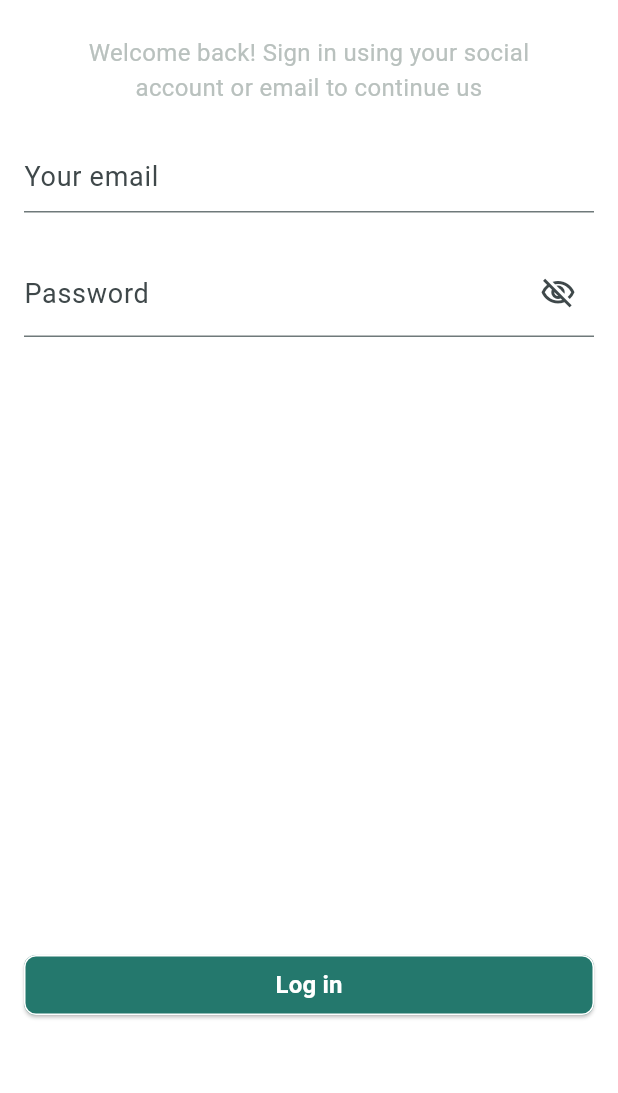
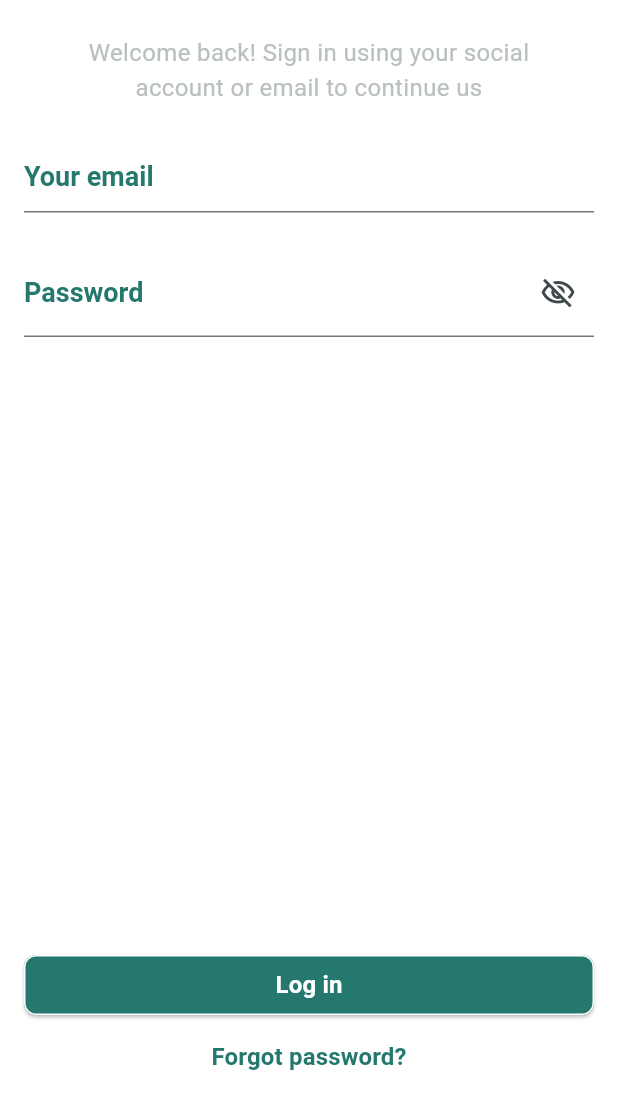
Before and after one commit to Tareq-Ghassan/ChatBox, a Flutter app: the OnboardingScreen screen opened by its route, after a tap on "Log in", on a phone screen of 412 x 824 dp, the part 143-1236 px from its top. Run offline on Flutter 3.47's test engine with Material 3 defaults, Android fonts, the phone set to English and light mode, and no system bars; our stand-ins replace dio, equatable, flutter_bloc, flutter_dotenv; generated files the repository leaves out were written again; network calls fail; Roboto replaces fonts that are missing (cairo).

Commit message:
<fix light mode for login>

```diff
--- a/lib/common/function/common_functions.dart
+++ b/lib/common/function/common_functions.dart
@@ -2,12 +2,11 @@ import 'package:chat/routes/route_manger.dart';
 import 'package:flutter/material.dart';
 import 'package:flutter_gen/gen_l10n/app_localizations.dart';
 
-
 /// [isLightMode] function that return if the current mob theme is light
 bool get isLightMode =>
-    Theme.of(AppRouter.navigatorKey.currentContext!).brightness ==
+    MediaQuery.of(AppRouter.navigatorKey.currentContext!).platformBrightness ==
     Brightness.light;
 
 /// [appLocalizations] function that return [AppLocalizations]
- AppLocalizations get appLocalizations =>
+AppLocalizations get appLocalizations =>
     AppLocalizations.of(AppRouter.navigatorKey.currentContext!)!;
--- a/lib/common/widget/email_textfield.dart
+++ b/lib/common/widget/email_textfield.dart
@@ -1,4 +1,5 @@
 import 'package:chat/common/function/common_functions.dart';
+import 'package:chat/common/widget/text_form_field.dart';
 import 'package:chat/presentation/controller/authentication_controller.dart';
 import 'package:chat/provider/cubit/forms_cubit.dart';
 import 'package:flutter/material.dart';
@@ -13,19 +14,13 @@ class EmailTextField extends StatelessWidget {
 
   @override
   Widget build(BuildContext context) {
-    return TextFormField(
-      autovalidateMode: AutovalidateMode.onUserInteraction,
-      maxLength: 30,
-      autocorrect: false,
+    return KTextFormField(
       autofillHints: const [
         AutofillHints.email,
       ],
       keyboardType: TextInputType.emailAddress,
       textInputAction: TextInputAction.next,
-      decoration: InputDecoration(
-        counterText: '',
-        hintText: appLocalizations.email,
-      ),
+      hintText: appLocalizations.email,
       validator: (value) => validateEmail(
         context,
         value,
--- a/lib/common/widget/loading_indecator.dart
+++ b/lib/common/widget/loading_indecator.dart
@@ -32,7 +32,7 @@ class LoadingIndicatorDialog {
     }
     final text = AppLocalizations.of(context)!.loading;
     showDialog<void>(
-      barrierColor: isLightMode ? KColors.white70 : KColors.black87,
+      barrierColor: isLightMode ? KColors.black87 : KColors.white70,
       context: context,
       barrierDismissible: false,
       builder: (BuildContext context) {
--- a/lib/common/widget/password_textfield.dart
+++ b/lib/common/widget/password_textfield.dart
@@ -1,5 +1,6 @@
 import 'package:chat/common/function/common_functions.dart';
 import 'package:chat/common/widget/eye_suficx_icon.dart';
+import 'package:chat/common/widget/text_form_field.dart';
 import 'package:chat/presentation/controller/authentication_controller.dart';
 import 'package:chat/provider/cubit/forms_cubit.dart';
 import 'package:flutter/material.dart';
@@ -18,25 +19,19 @@ class PasswordTextField extends StatelessWidget {
       create: (_) => HidePasswordCubit(),
       child: BlocBuilder<HidePasswordCubit, bool>(
         builder: (context, hidePassword) {
-          return TextFormField(
-
-            autovalidateMode: AutovalidateMode.onUserInteraction,
-            maxLength: 30,
-            autocorrect: false,
+          return KTextFormField(
             autofillHints: const [
               AutofillHints.password,
             ],
             keyboardType: TextInputType.visiblePassword,
             textInputAction: TextInputAction.done,
-            decoration: InputDecoration(
-              counterText: '',
-              hintText: appLocalizations.password,
-              suffixIcon: EyeSufixIcon(
-                iconData: hidePassword
-                    ? Icons.visibility_off_outlined
-                    : Icons.visibility_outlined,
-              ),
-              contentPadding: const EdgeInsets.symmetric(vertical: 16),
+            hintText: appLocalizations.password,
+             obscureText: hidePassword,
+            contentPadding: const EdgeInsets.symmetric(vertical: 16),
+            suffixIcon: EyeSufixIcon(
+              iconData: hidePassword
+                  ? Icons.visibility_off_outlined
+                  : Icons.visibility_outlined,
             ),
             validator: (value) => validateInputPassword(
               context,
--- /dev/null
+++ b/lib/common/widget/text_form_field.dart
@@ -0,0 +1,58 @@
+// ignore_for_file: public_member_api_docs
+
+import 'package:chat/common/function/common_functions.dart';
+import 'package:chat/presentation/constants/theme/colors.dart';
+import 'package:flutter/material.dart';
+
+///[KTextFormField] represent super class for all text form field
+class KTextFormField extends StatelessWidget {
+  ///[KTextFormField] constructor
+  const KTextFormField({
+    required this.hintText,
+    super.key,
+    this.autofillHints,
+    this.keyboardType,
+    this.textInputAction,
+    this.validator,
+    this.onSaved,
+    this.suffixIcon,
+    this.contentPadding,
+    this.obscureText = false,
+  });
+
+  final Iterable<String>? autofillHints;
+  final TextInputType? keyboardType;
+  final TextInputAction? textInputAction;
+  final String? Function(String?)? validator;
+  final void Function(String?)? onSaved;
+  final String hintText;
+  final Widget? suffixIcon;
+  final EdgeInsetsGeometry? contentPadding;
+  final bool obscureText;
+
+  @override
+  Widget build(BuildContext context) {
+    return TextFormField(
+      obscureText: obscureText,
+      autovalidateMode: AutovalidateMode.onUserInteraction,
+      maxLength: 30,
+      autocorrect: false,
+      decoration: InputDecoration(
+        counterText: '',
+        hintText: hintText,
+        hintStyle: isLightMode
+            ? Theme.of(context).textTheme.headlineMedium!.copyWith(
+                  color: KColors.greenColor,
+                )
+            : null,
+        suffixIcon: suffixIcon,
+        contentPadding: contentPadding,
+      ),
+      autofillHints: autofillHints,
+      keyboardType: keyboardType,
+      textInputAction: textInputAction,
+      validator: validator,
+      onSaved: onSaved,
+    );
+  }
+}
--- a/lib/presentation/constants/theme/app/dark/appbar_theme_dark.dart
+++ b/lib/presentation/constants/theme/app/dark/appbar_theme_dark.dart
@@ -4,5 +4,5 @@ import 'package:flutter/material.dart';
 /// [appBarThemeDark]
 const appBarThemeDark = AppBarTheme(
   backgroundColor: KColors.blackColor,
-  foregroundColor: Colors.white,
+  foregroundColor: KColors.white,
 );
--- /dev/null
+++ b/lib/presentation/constants/theme/app/light/appbar_theme.dart
@@ -0,0 +1,8 @@
+import 'package:chat/presentation/constants/theme/colors.dart';
+import 'package:flutter/material.dart';
+
+/// [appBarTheme] represent app bar light theme
+const appBarTheme = AppBarTheme(
+  backgroundColor: KColors.white,
+  foregroundColor: KColors.blackColor,
+);
--- a/lib/presentation/constants/theme/app/light/button_theme.dart
+++ b/lib/presentation/constants/theme/app/light/button_theme.dart
@@ -7,15 +7,15 @@ final elevatedButtonTheme = ElevatedButtonThemeData(
     backgroundColor: WidgetStateProperty.resolveWith<Color>(
       (Set<WidgetState> states) {
         if (states.contains(WidgetState.disabled)) {
-          return KColors.lightBlackColor;
+          return KColors.dissableColor;
         }
-        return const Color.fromRGBO(36, 120, 109, 255);
+        return KColors.greenColor;
       },
     ),
     foregroundColor: WidgetStateProperty.resolveWith<Color>(
       (Set<WidgetState> states) {
         if (states.contains(WidgetState.disabled)) {
-          return KColors.lightBlackColor;
+          return KColors.grayDarkColor;
         }
         return KColors.white;
       },
@@ -29,7 +29,6 @@ final elevatedButtonTheme = ElevatedButtonThemeData(
   ),
 );
 
-
 ///[textButtonTheme] default Text Button Theme
 final textButtonTheme = TextButtonThemeData(
   style: ButtonStyle(
@@ -37,7 +36,7 @@ final textButtonTheme = TextButtonThemeData(
       Colors.transparent,
     ),
     foregroundColor: const WidgetStatePropertyAll(
-      KColors.white,
+      KColors.greenColor,
     ),
     shape: WidgetStatePropertyAll(
       RoundedRectangleBorder(
--- a/lib/presentation/constants/theme/app/light/theme_data.dart
+++ b/lib/presentation/constants/theme/app/light/theme_data.dart
@@ -1,3 +1,4 @@
+import 'package:chat/presentation/constants/theme/app/light/appbar_theme.dart';
 import 'package:chat/presentation/constants/theme/app/light/button_theme.dart';
 import 'package:chat/presentation/constants/theme/app/light/text_theme.dart';
 import 'package:chat/presentation/constants/theme/colors.dart';
@@ -9,7 +10,8 @@ ThemeData lightTheme = ThemeData(
   visualDensity: VisualDensity.adaptivePlatformDensity,
   colorScheme: ColorScheme.fromSeed(seedColor: KColors.white),
   useMaterial3: true,
-  textTheme:textTheme,
+  textTheme: textTheme,
   elevatedButtonTheme: elevatedButtonTheme,
   textButtonTheme: textButtonTheme,
+  appBarTheme: appBarTheme,
 );
--- a/lib/presentation/constants/theme/colors.dart
+++ b/lib/presentation/constants/theme/colors.dart
@@ -11,9 +11,17 @@ class KColors {
   ///[lightBlackColor] this is a light black color
   static const Color lightBlackColor = Color.fromRGBO(31, 31, 31, 0.5);
 
-  ///[lightBlackColor] this is the default gray text color
+  ///[dissableColor] this is the default gray dissable color
+  static const Color dissableColor = Color.fromRGBO(243, 246, 246, 1);
+
+  ///[grayDarkColor] this is the default dark gray text color
+  static const Color grayDarkColor = Color.fromRGBO(121, 124, 123, 1);
+
+  ///[grayColor] this is the default gray text color
   static const Color grayColor = Color.fromRGBO(185, 193, 190, 1);
 
+  ///[greenColor] this is the default green color
+  static const Color greenColor = Color.fromRGBO(36, 120, 109, 1);
 
   ///[white] this is the default white flutter color
   static const Color white = Colors.white;
```
